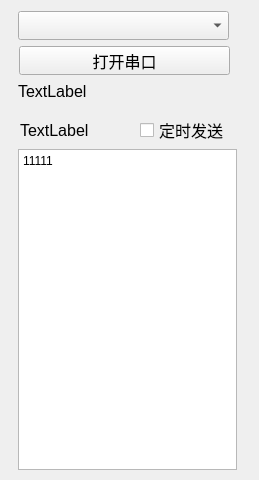
Qt form untitled4/widget.ui (ZIME-KING/QT_Learn) before a commit.
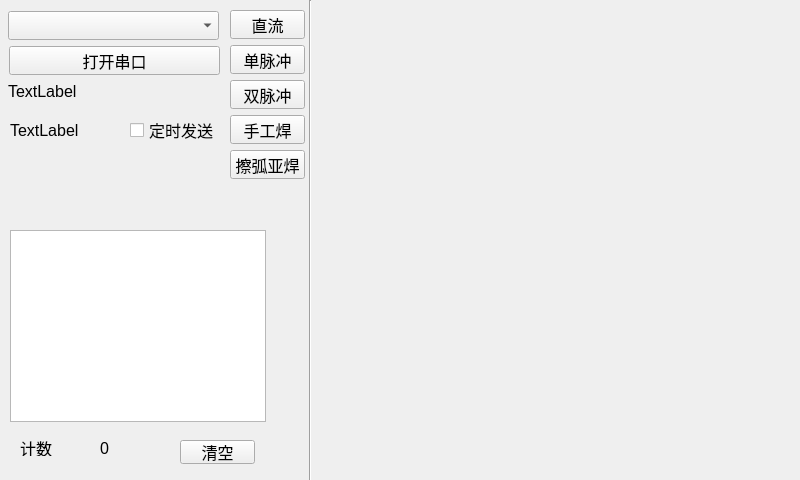
The same form after that commit.

The edit to the form file:
```diff
--- a/untitled4/widget.ui
+++ b/untitled4/widget.ui
@@ -6,7 +6,7 @@
    <rect>
     <x>0</x>
     <y>0</y>
-    <width>259</width>
+    <width>800</width>
     <height>480</height>
    </rect>
   </property>
@@ -21,7 +21,7 @@
   <widget class="QCheckBox" name="checkBox">
    <property name="geometry">
     <rect>
-     <x>140</x>
+     <x>130</x>
      <y>120</y>
      <width>91</width>
      <height>20</height>
@@ -34,7 +34,7 @@
   <widget class="QLabel" name="label_2">
    <property name="geometry">
     <rect>
-     <x>20</x>
+     <x>10</x>
      <y>120</y>
      <width>72</width>
      <height>21</height>
@@ -47,7 +47,7 @@
   <widget class="QComboBox" name="comboBox">
    <property name="geometry">
     <rect>
-     <x>18</x>
+     <x>8</x>
      <y>11</y>
      <width>211</width>
      <height>29</height>
@@ -57,7 +57,7 @@
   <widget class="QPushButton" name="pushButton">
    <property name="geometry">
     <rect>
-     <x>19</x>
+     <x>9</x>
      <y>46</y>
      <width>211</width>
      <height>29</height>
@@ -67,27 +67,10 @@
     <string>打开串口</string>
    </property>
   </widget>
-  <widget class="QTextBrowser" name="textBrowser">
-   <property name="geometry">
-    <rect>
-     <x>18</x>
-     <y>149</y>
-     <width>219</width>
-     <height>321</height>
-    </rect>
-   </property>
-   <property name="html">
-    <string>&lt;!DOCTYPE HTML PUBLIC &quot;-//W3C//DTD HTML 4.0//EN&quot; &quot;http://www.w3.org/TR/REC-html40/strict.dtd&quot;&gt;
-&lt;html&gt;&lt;head&gt;&lt;meta name=&quot;qrichtext&quot; content=&quot;1&quot; /&gt;&lt;meta charset=&quot;utf-8&quot; /&gt;&lt;style type=&quot;text/css&quot;&gt;
-p, li { white-space: pre-wrap; }
-&lt;/style&gt;&lt;/head&gt;&lt;body style=&quot; font-family:'Microsoft YaHei UI'; font-size:12pt; font-weight:400; font-style:normal;&quot;&gt;
-&lt;p style=&quot; margin-top:0px; margin-bottom:0px; margin-left:0px; margin-right:0px; -qt-block-indent:0; text-indent:0px;&quot;&gt;&lt;span style=&quot; font-size:9pt;&quot;&gt;11111&lt;/span&gt;&lt;/p&gt;&lt;/body&gt;&lt;/html&gt;</string>
-   </property>
-  </widget>
   <widget class="QLabel" name="label">
    <property name="geometry">
     <rect>
-     <x>18</x>
+     <x>8</x>
      <y>81</y>
      <width>72</width>
      <height>21</height>
@@ -97,6 +80,149 @@
     <string>TextLabel</string>
    </property>
   </widget>
+  <widget class="QPushButton" name="pushButton_2">
+   <property name="geometry">
+    <rect>
+     <x>230</x>
+     <y>10</y>
+     <width>75</width>
+     <height>29</height>
+    </rect>
+   </property>
+   <property name="text">
+    <string>直流</string>
+   </property>
+  </widget>
+  <widget class="QPushButton" name="pushButton_3">
+   <property name="geometry">
+    <rect>
+     <x>230</x>
+     <y>45</y>
+     <width>75</width>
+     <height>29</height>
+    </rect>
+   </property>
+   <property name="text">
+    <string>单脉冲</string>
+   </property>
+  </widget>
+  <widget class="QPushButton" name="pushButton_4">
+   <property name="geometry">
+    <rect>
+     <x>230</x>
+     <y>80</y>
+     <width>75</width>
+     <height>29</height>
+    </rect>
+   </property>
+   <property name="text">
+    <string>双脉冲</string>
+   </property>
+  </widget>
+  <widget class="QPushButton" name="pushButton_5">
+   <property name="geometry">
+    <rect>
+     <x>230</x>
+     <y>115</y>
+     <width>75</width>
+     <height>29</height>
+    </rect>
+   </property>
+   <property name="text">
+    <string>手工焊</string>
+   </property>
+  </widget>
+  <widget class="QPushButton" name="pushButton_6">
+   <property name="geometry">
+    <rect>
+     <x>230</x>
+     <y>150</y>
+     <width>75</width>
+     <height>29</height>
+    </rect>
+   </property>
+   <property name="text">
+    <string>擦弧亚焊</string>
+   </property>
+  </widget>
+  <widget class="QStackedWidget" name="stackedWidget">
+   <property name="geometry">
+    <rect>
+     <x>320</x>
+     <y>0</y>
+     <width>480</width>
+     <height>480</height>
+    </rect>
+   </property>
+  </widget>
+  <widget class="Line" name="line">
+   <property name="geometry">
+    <rect>
+     <x>300</x>
+     <y>0</y>
+     <width>20</width>
+     <height>481</height>
+    </rect>
+   </property>
+   <property name="orientation">
+    <enum>Qt::Vertical</enum>
+   </property>
+  </widget>
+  <widget class="QTextBrowser" name="textBrowser">
+   <property name="geometry">
+    <rect>
+     <x>10</x>
+     <y>230</y>
+     <width>256</width>
+     <height>192</height>
+    </rect>
+   </property>
+   <property name="font">
+    <font>
+     <family>Courier</family>
+     <pointsize>10</pointsize>
+    </font>
+   </property>
+  </widget>
+  <widget class="QLabel" name="label_3">
+   <property name="geometry">
+    <rect>
+     <x>20</x>
+     <y>440</y>
+     <width>53</width>
+     <height>16</height>
+    </rect>
+   </property>
+   <property name="text">
+    <string>计数</string>
+   </property>
+  </widget>
+  <widget class="QLabel" name="label_4">
+   <property name="geometry">
+    <rect>
+     <x>100</x>
+     <y>440</y>
+     <width>53</width>
+     <height>16</height>
+    </rect>
+   </property>
+   <property name="text">
+    <string>0</string>
+   </property>
+  </widget>
+  <widget class="QPushButton" name="pushButton_7">
+   <property name="geometry">
+    <rect>
+     <x>180</x>
+     <y>440</y>
+     <width>75</width>
+     <height>24</height>
+    </rect>
+   </property>
+   <property name="text">
+    <string>清空</string>
+   </property>
+  </widget>
  </widget>
  <resources/>
  <connections/>
```
